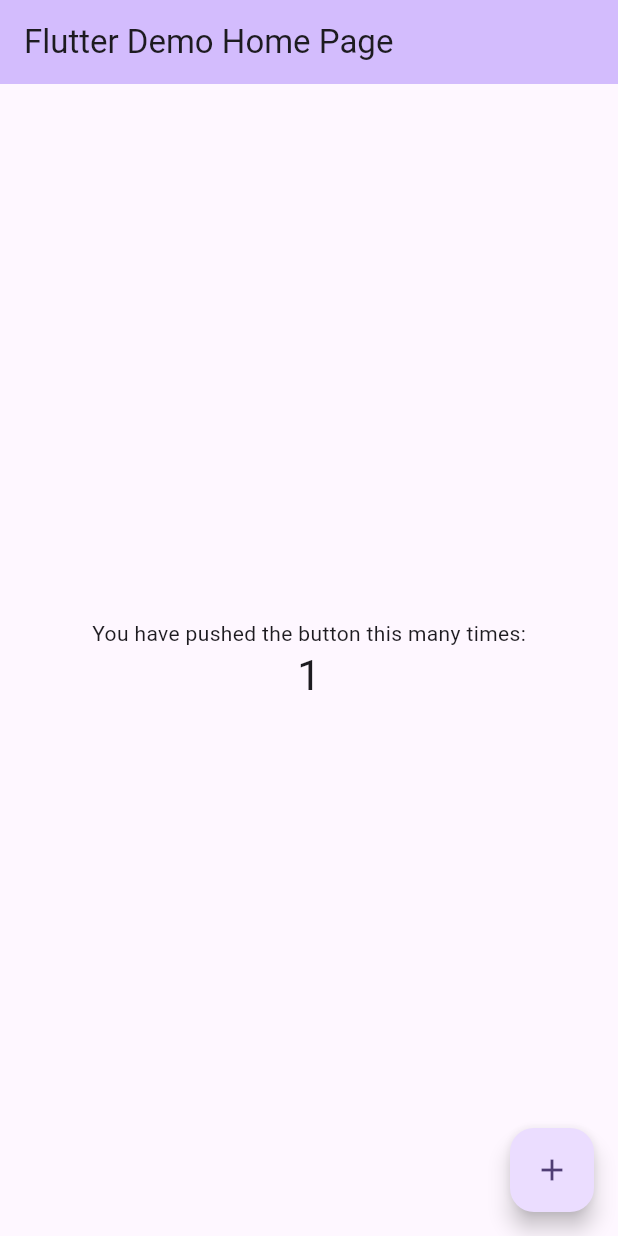
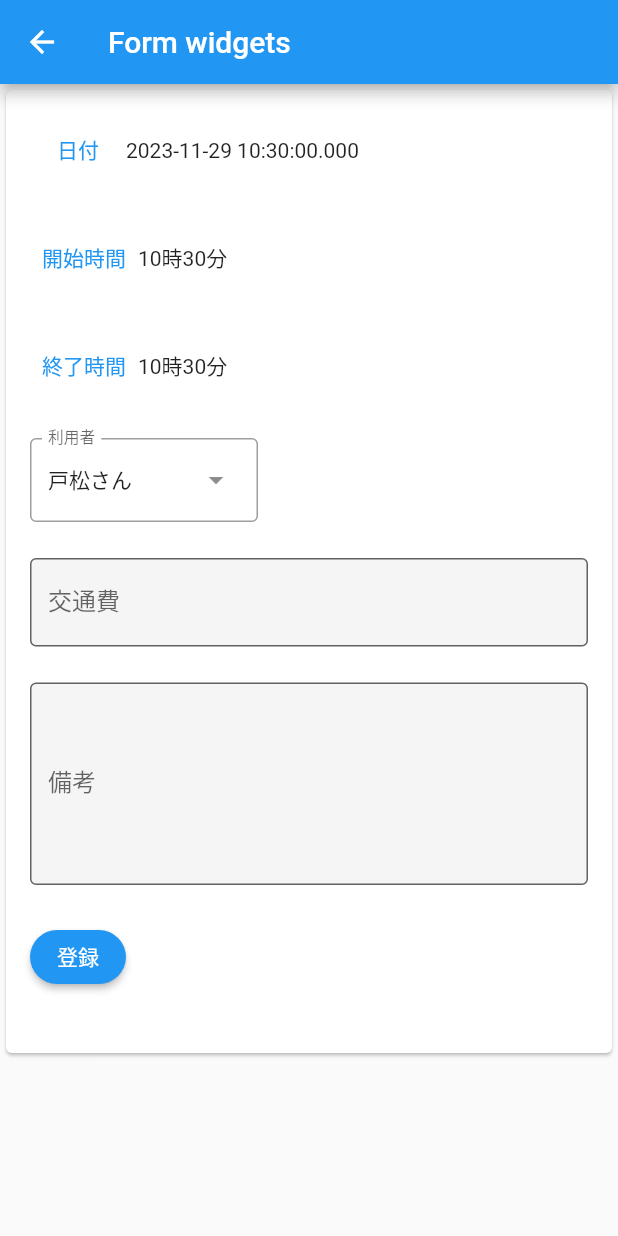
Before and after one commit to taichi20020330/kanonFlutterApp, a Flutter app: the screen it shows after launch, after a tap on the "add" icon, on a phone screen of 412 x 824 dp. Run offline on Flutter 3.47's test engine with Material 2 defaults, Android fonts, the phone set to English and light mode, and no system bars; our stand-ins replace flutter_riverpod, hooks_riverpod, riverpod.

Commit message:
addReportandPrintList

```diff
--- /dev/null
+++ b/lib/enum.dart
@@ -0,0 +1,16 @@
+enum UserLabel {
+  user0('戸松さん'),
+  user1('吉田さん'),
+  user2('岡本さん'),
+  user3('秋谷さん'),
+  user4('前田さん');
+
+  const UserLabel(this.label);
+  final String label;
+}
+
+
+enum TimeLabel {
+  startTime,
+  endTime,
+}
--- /dev/null
+++ b/lib/form.dart
@@ -0,0 +1,260 @@
+// Copyright 2020, the Flutter project authors. Please see the AUTHORS file
+// for details. All rights reserved. Use of this source code is governed by a
+// BSD-style license that can be found in the LICENSE file.
+
+import 'package:flutter/material.dart';
+import 'package:flutter/services.dart';
+import 'package:flutter_riverpod/flutter_riverpod.dart';
+import 'package:kanon_app/enum.dart';
+import 'package:kanon_app/main.dart';
+import 'package:kanon_app/report.dart';
+import 'package:kanon_app/report_model.dart';
+import 'package:riverpod/riverpod.dart';
+
+
+
+class FormWidgetsDemo extends ConsumerStatefulWidget {
+  const FormWidgetsDemo({super.key});
+
+  @override
+  FormWidgetsDemoState createState() => FormWidgetsDemoState();
+}
+
+class FormWidgetsDemoState extends ConsumerState<FormWidgetsDemo> {
+  final TextEditingController userController = TextEditingController();
+
+  UserLabel selectedUser = UserLabel.user0;
+  final _formKey = GlobalKey<FormState>();
+  String title = '';
+  String description = '';
+  int fee = 0;
+  DateTime date = DateTime.now();
+  double maxValue = 0;
+  bool? brushedTeeth = false;
+  bool enableFeature = false;
+  TimeOfDay? startTime = TimeOfDay.now();
+  TimeOfDay? endTime = TimeOfDay.now();
+  ReportModel reportModel = ReportModel();
+
+  void initState() {
+    super.initState();
+    // "ref" can be used in all life-cycles of a StatefulWidget.
+    ref.read(reportListProvider);
+  }
+
+  @override
+  Widget build(BuildContext context) {
+    final reports = ref.watch(reportListProvider);
+
+    return Scaffold(
+      appBar: AppBar(
+        title: const Text('Form widgets'),
+      ),
+      body: Form(
+        key: _formKey,
+        child: Scrollbar(
+          child: Align(
+            alignment: Alignment.topCenter,
+            child: Card(
+              child: SingleChildScrollView(
+                padding: const EdgeInsets.all(16),
+                child: ConstrainedBox(
+                  constraints: const BoxConstraints(maxWidth: 400),
+                  child: Column(
+                    mainAxisAlignment: MainAxisAlignment.center,
+                    crossAxisAlignment: CrossAxisAlignment.start,
+                    children: [
+                      ...[
+                        _FormDatePicker(
+                          date: date,
+                          onChanged: (value) {
+                            setState(() {
+                              date = value;
+                            });
+                          },
+                        ),
+                        Row(
+                          children: [
+                            TextButton(
+                                onPressed: () =>
+                                    _selectTime(context, TimeLabel.startTime),
+                                child: const Text(
+                                  '開始時間',
+                                )),
+                            Text((startTime != null)
+                                ? "${startTime?.hour}時${startTime?.minute}分"
+                                : ""),
+                          ],
+                        ),
+                        Row(
+                          children: [
+                            TextButton(
+                                onPressed: () =>
+                                    _selectTime(context, TimeLabel.endTime),
+                                child: const Text(
+                                  '終了時間',
+                                )),
+                            Text((endTime != null)
+                                ? "${endTime?.hour}時${endTime?.minute}分"
+                                : ""),
+                          ],
+                        ),
+                        DropdownMenu<UserLabel>(
+                          initialSelection: UserLabel.user0,
+                          controller: userController,
+                          // requestFocusOnTap is enabled/disabled by platforms when it is null.
+                          // On mobile platforms, this is false by default. Setting this to true will
+                          // trigger focus request on the text field and virtual keyboard will appear
+                          // afterward. On desktop platforms however, this defaults to true.
+                          requestFocusOnTap: true,
+                          label: const Text('利用者'),
+                          onSelected: (UserLabel? user) {
+                            setState(() {
+                              selectedUser = user!;
+                            });
+                          },
+                          dropdownMenuEntries: UserLabel.values
+                              .map<DropdownMenuEntry<UserLabel>>(
+                                  (UserLabel color) {
+                            return DropdownMenuEntry<UserLabel>(
+                              value: color,
+                              label: color.label,
+
+                            );
+                          }).toList(),
+                        ),
+                        TextField(
+                          inputFormatters: [
+                            FilteringTextInputFormatter.digitsOnly
+                          ],
+                          keyboardType: TextInputType.number,
+                          decoration: const InputDecoration(
+                            border: OutlineInputBorder(),
+                            filled: true,
+                            hintText: '340',
+                            labelText: '交通費',
+                          ),
+                          onChanged: (value) {
+                            fee = int.parse(value);
+                          },
+                        ),
+                        TextFormField(
+                          decoration: const InputDecoration(
+                            border: OutlineInputBorder(),
+                            filled: true,
+                            hintText: 'Enter a description...',
+                            labelText: '備考',
+                          ),
+                          onChanged: (value) {
+                            description = value;
+                          },
+                          maxLines: 5,
+                        ),
+                        ElevatedButton(
+                            onPressed: () => _comfirmForm(context),
+                            child: Text('登録',
+                                style: TextStyle(color: Colors.white)),
+                            style: ElevatedButton.styleFrom(
+                              backgroundColor:
+                                  Theme.of(context).colorScheme.primary,
+                              shape: const StadiumBorder(),
+                            ))
+                      ].expand(
+                        (widget) => [
+                          widget,
+                          const SizedBox(
+                            height: 24,
+                          )
+                        ],
+                      )
+                    ],
+                  ),
+                ),
+              ),
+            ),
+          ),
+        ),
+      ),
+    );
+  }
+
+  _comfirmForm(BuildContext context) {
+    ref.read(reportListProvider.notifier).addReport(
+        date, startTime!, endTime!, fee, description, selectedUser!.index);
+
+    if (_formKey.currentState!.validate()) {
+      ScaffoldMessenger.of(context).showSnackBar(
+        const SnackBar(content: Text('Processing Data')),
+      );
+    }
+    Navigator.pop(context);
+  }
+
+
+  Future<void> _selectTime(BuildContext context, TimeLabel timeLabel) async {
+    if (timeLabel == TimeLabel.startTime) {
+      final TimeOfDay? picked = await showTimePicker(
+        context: context,
+        initialTime: TimeOfDay.now(),
+      );
+      if (picked != null && picked != startTime) {
+        setState(() {
+          startTime = picked;
+        });
+      }
+    } else {
+      final TimeOfDay? picked = await showTimePicker(
+        context: context,
+        initialTime: TimeOfDay.now(),
+      );
+      if (picked != null && picked != endTime) {
+        setState(() {
+          endTime = picked;
+        });
+      }
+    }
+  }
+}
+
+class _FormDatePicker extends StatefulWidget {
+  final DateTime date;
+  final ValueChanged<DateTime> onChanged;
+
+  const _FormDatePicker({
+    required this.date,
+    required this.onChanged,
+  });
+
+  @override
+  State<_FormDatePicker> createState() => _FormDatePickerState();
+}
+
+class _FormDatePickerState extends State<_FormDatePicker> {
+  @override
+  Widget build(BuildContext context) {
+    return Row(
+      children: [
+        TextButton(
+          child: const Text('日付'),
+          onPressed: () async {
+            var newDate = await showDatePicker(
+              context: context,
+              initialDate: widget.date,
+              firstDate: DateTime(1900),
+              lastDate: DateTime(2100),
+            );
+
+            // Don't change the date if the date picker returns null.
+            if (newDate == null) {
+              return;
+            }
+            widget.onChanged(newDate);
+          },
+        ),
+        Text(
+          widget.date.toString(),
+        ),
+      ],
+    );
+  }
+}
--- a/lib/main.dart
+++ b/lib/main.dart
@@ -1,125 +1,98 @@
 import 'package:flutter/material.dart';
+import 'package:hooks_riverpod/hooks_riverpod.dart';
+import 'package:kanon_app/form.dart';
+import 'package:kanon_app/report.dart';
+import 'package:kanon_app/report_model.dart';
+// import 'package:flutter_hooks/flutter_hooks.dart';
+
+
+
+final reportListProvider =
+    NotifierProvider<ReportModel, List<Report>>(ReportModel.new);
 
 void main() {
-  runApp(const MyApp());
-}
+  runApp(
+    const ProviderScope(
+      child: MyApp(),
+    ),
+  );}
 
 class MyApp extends StatelessWidget {
-  const MyApp({super.key});
+  const MyApp({Key? key}) : super(key: key);
 
   // This widget is the root of your application.
   @override
   Widget build(BuildContext context) {
-    return MaterialApp(
+    return const MaterialApp(
       title: 'Flutter Demo',
-      theme: ThemeData(
-        // This is the theme of your application.
-        //
-        // TRY THIS: Try running your application with "flutter run". You'll see
-        // the application has a blue toolbar. Then, without quitting the app,
-        // try changing the seedColor in the colorScheme below to Colors.green
-        // and then invoke "hot reload" (save your changes or press the "hot
-        // reload" button in a Flutter-supported IDE, or press "r" if you used
-        // the command line to start the app).
-        //
-        // Notice that the counter didn't reset back to zero; the application
-        // state is not lost during the reload. To reset the state, use hot
-        // restart instead.
-        //
-        // This works for code too, not just values: Most code changes can be
-        // tested with just a hot reload.
-        colorScheme: ColorScheme.fromSeed(seedColor: Colors.deepPurple),
-        useMaterial3: true,
-      ),
-      home: const MyHomePage(title: 'Flutter Demo Home Page'),
+      home: Home(),
     );
   }
 }
 
-class MyHomePage extends StatefulWidget {
-  const MyHomePage({super.key, required this.title});
-
-  // This widget is the home page of your application. It is stateful, meaning
-  // that it has a State object (defined below) that contains fields that affect
-  // how it looks.
-
-  // This class is the configuration for the state. It holds the values (in this
-  // case the title) provided by the parent (in this case the App widget) and
-  // used by the build method of the State. Fields in a Widget subclass are
-  // always marked "final".
-
-  final String title;
+class Home extends HookConsumerWidget {
+  const Home({Key? key}) : super(key: key);
 
   @override
-  State<MyHomePage> createState() => _MyHomePageState();
-}
+  Widget build(BuildContext context, WidgetRef ref) {
+    final reports = ref.watch(reportListProvider);
 
-class _MyHomePageState extends State<MyHomePage> {
-  int _counter = 0;
-
-  void _incrementCounter() {
-    setState(() {
-      // This call to setState tells the Flutter framework that something has
-      // changed in this State, which causes it to rerun the build method below
-      // so that the display can reflect the updated values. If we changed
-      // _counter without calling setState(), then the build method would not be
-      // called again, and so nothing would appear to happen.
-      _counter++;
-    });
-  }
-
-  @override
-  Widget build(BuildContext context) {
-    // This method is rerun every time setState is called, for instance as done
-    // by the _incrementCounter method above.
-    //
-    // The Flutter framework has been optimized to make rerunning build methods
-    // fast, so that you can just rebuild anything that needs updating rather
-    // than having to individually change instances of widgets.
     return Scaffold(
       appBar: AppBar(
-        // TRY THIS: Try changing the color here to a specific color (to
-        // Colors.amber, perhaps?) and trigger a hot reload to see the AppBar
-        // change color while the other colors stay the same.
         backgroundColor: Theme.of(context).colorScheme.inversePrimary,
-        // Here we take the value from the MyHomePage object that was created by
-        // the App.build method, and use it to set our appbar title.
-        title: Text(widget.title),
       ),
-      body: Center(
-        // Center is a layout widget. It takes a single child and positions it
-        // in the middle of the parent.
-        child: Column(
-          // Column is also a layout widget. It takes a list of children and
-          // arranges them vertically. By default, it sizes itself to fit its
-          // children horizontally, and tries to be as tall as its parent.
-          //
-          // Column has various properties to control how it sizes itself and
-          // how it positions its children. Here we use mainAxisAlignment to
-          // center the children vertically; the main axis here is the vertical
-          // axis because Columns are vertical (the cross axis would be
-          // horizontal).
-          //
-          // TRY THIS: Invoke "debug painting" (choose the "Toggle Debug Paint"
-          // action in the IDE, or press "p" in the console), to see the
-          // wireframe for each widget.
-          mainAxisAlignment: MainAxisAlignment.center,
-          children: <Widget>[
-            const Text(
-              'You have pushed the button this many times:',
-            ),
-            Text(
-              '$_counter',
-              style: Theme.of(context).textTheme.headlineMedium,
-            ),
-          ],
+      body: GestureDetector(
+        onTap: () => FocusScope.of(context).unfocus(),
+        child: Scaffold(
+          body: ListView(
+            padding: const EdgeInsets.symmetric(horizontal: 20, vertical: 40),
+            children: [
+              for (var i = 0; i < reports.length; i++) ...[
+                if (i > 0) const Divider(height: 0),
+                ProviderScope(
+                  overrides: [
+                    _currentReport.overrideWithValue(reports[i]),
+                  ],
+                  child: const ReportItem(),
+                ),
+              ],
+            ],
+          ),
         ),
       ),
       floatingActionButton: FloatingActionButton(
-        onPressed: _incrementCounter,
+        onPressed: () => _openFormPage(context),
         tooltip: 'Increment',
         child: const Icon(Icons.add),
       ), // This trailing comma makes auto-formatting nicer for build methods.
     );
   }
+
+  _openFormPage(BuildContext context) {
+    Navigator.of(context).push(
+      MaterialPageRoute(
+        builder: (context) => const FormWidgetsDemo(),
+      ),
+    );
+  }
 }
+
+final _currentReport = Provider<Report>((ref) => throw UnimplementedError());
+
+class ReportItem extends HookConsumerWidget {
+  const ReportItem({Key? key}) : super(key: key);
+
+
+  @override
+  Widget build(BuildContext context, WidgetRef ref) {
+    final report = ref.watch(_currentReport);
+
+    return  Material(
+      child: ListTile(
+      title: Text(
+        report.date.toString() + report.startTime.format(context)
+      ),
+    ),
+    );
+  }
+}
```
Also changed, not shown: lib/report.dart (added, +23 -0 lines), lib/report_model.dart (added, +48 -0 lines), pubspec.yaml (+12 -0 lines), pubspec.lock.
